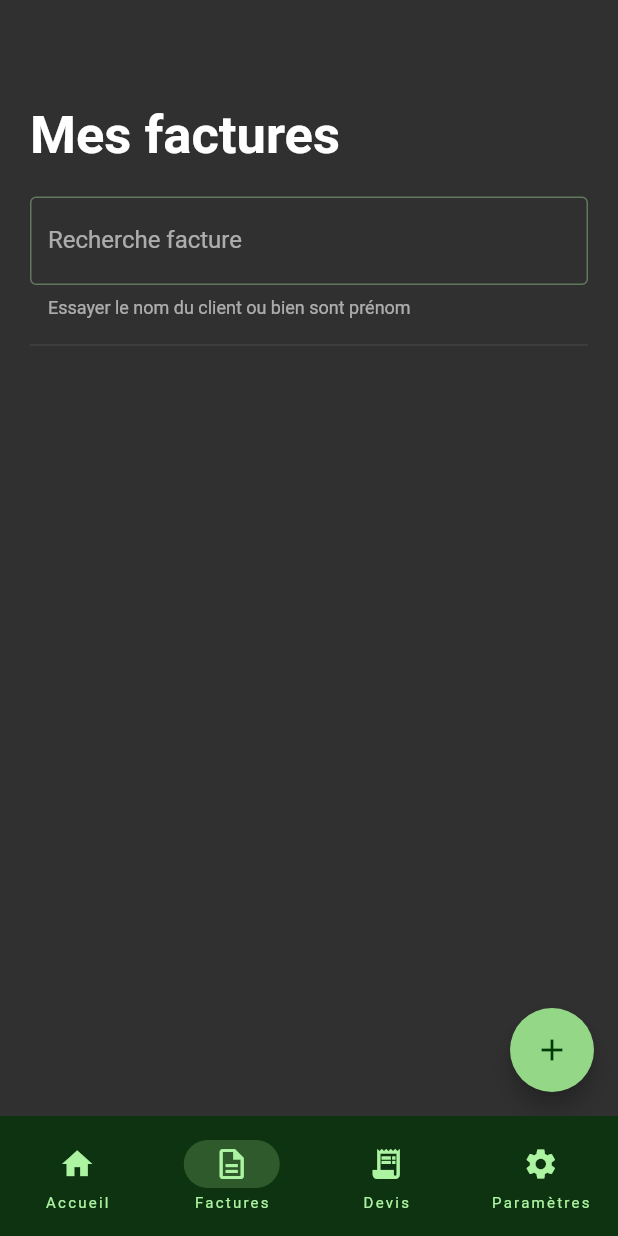
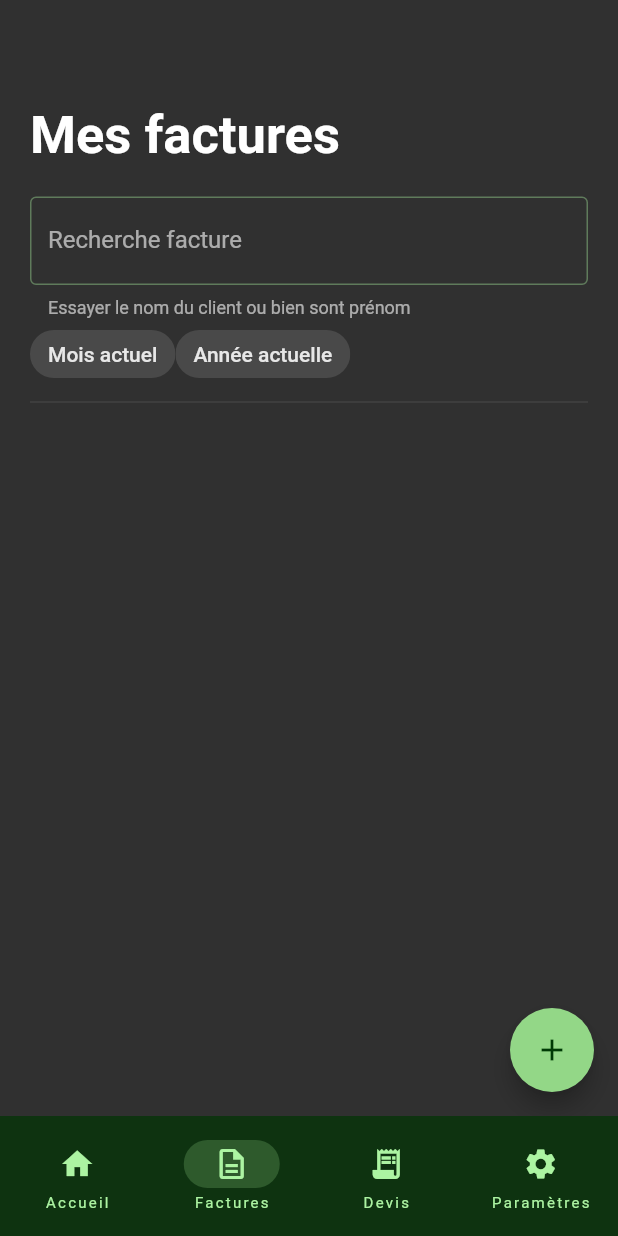
Before and after one commit to avariable2/bordero, a Flutter app: the screen it shows after launch, item 2 of the bottom bar chosen, on a phone screen of 412 x 824 dp. Run offline on Flutter 3.47's test engine with Material 2 defaults, Android fonts, the phone set to English and light mode, and no system bars; our stand-ins replace email_validator, open_file, pdf, share_plus, signature, sqflite; missing offline and left inert: pdf_viewer_plugin, sp_util; accounts and stored records are empty.

Commit message:
feat: Ajout de chip pour trier les factures

```diff
--- a/lib/dialog/creation_facture.dart
+++ b/lib/dialog/creation_facture.dart
@@ -290,6 +290,7 @@ class _FormulaireCreationFactureState extends State<FormulaireCreationFacture> w
     _getSpUtilsInitialisation();
 
     _controllerChampDate.text = AppPsyUtils.toDateString(_dateEmission);
+    _controllerChampNombreUH.text = "1";
   }
 
   @override
@@ -527,7 +528,7 @@ class _FormulaireCreationFactureState extends State<FormulaireCreationFacture> w
                       keyboardType: TextInputType.number,
                       decoration: const InputDecoration(
                           border: OutlineInputBorder(),
-                          labelText: 'Quantité de séance',
+                          labelText: 'Quantité',
                           icon: Icon(Icons.onetwothree_outlined)
                       ),
                       // The validator receives the text that the user has entered.
--- a/lib/page/page_factures.dart
+++ b/lib/page/page_factures.dart
@@ -1,6 +1,7 @@
 import 'package:app_psy/dialog/creation_facture.dart';
 import 'package:app_psy/utils/pdf_api.dart';
 import 'package:flutter/material.dart';
+import 'package:intl/intl.dart';
 import 'dart:io';
 
 import 'package:path/path.dart';
@@ -26,7 +27,9 @@ class ViewFactures extends StatefulWidget {
 
 class _ViewFacturesState extends State<ViewFactures> with WidgetsBindingObserver {
   late List<FileSystemEntity> fichiers;
+  late List<FileSystemEntity> fichiersTrier = [];
   bool isLoading = false;
+  String _selectionnerChips = "";
 
   @override
   void initState() {
@@ -41,15 +44,6 @@ class _ViewFacturesState extends State<ViewFactures> with WidgetsBindingObserver
     if (state == AppLifecycleState.resumed) {
       _getListFiles();
     }
-  }
-
-  Future<void> _getListFiles() async {
-    setState(() => isLoading = true);
-
-
-    fichiers = await PdfApi.getAllFilesInCache();
-
-    setState(() => isLoading = false);
   }
 
   @override
@@ -94,10 +88,9 @@ class _ViewFacturesState extends State<ViewFactures> with WidgetsBindingObserver
               ),
           ),
 
-          Row(
-            children: const [
-              Expanded(
-                child: TextField(
+
+          Flex(direction: Axis.vertical, children: const [
+            TextField(
               obscureText: true,
               decoration: InputDecoration(
                   border: OutlineInputBorder(),
@@ -105,16 +98,59 @@ class _ViewFacturesState extends State<ViewFactures> with WidgetsBindingObserver
                   helperText: 'Essayer le nom du client ou bien sont prénom'
               ),
             ),
+          ],),
+
+
+
+           Row(
+              children: [
+                  FilterChip(
+                    label: const Text("Mois actuel"),
+                    selected: _selectionnerChips == "Mois actuel",
+                    onSelected: (bool value) {
+                        setState(() {
+                          if(_selectionnerChips == "Mois actuel") {
+                            _selectionnerChips = "";
+                            fichiersTrier = [];
+                          } else {
+                            _selectionnerChips = "Mois actuel";
+                            fichiersTrier = _sort(true, false);
+                          }
+
+                        });
+                     },
+                  ),
+
+                  FilterChip(
+                    label: const Text("Année actuelle"),
+                    selected: _selectionnerChips == "Année actuelle",
+                    onSelected: (bool value) {
+                      setState(() {
+                        if(_selectionnerChips == "Année actuelle") {
+                          _selectionnerChips = "";
+                          fichiersTrier = [];
+                        } else {
+                          _selectionnerChips = "Année actuelle";
+                          fichiersTrier = _sort(false, true);
+                        }
+                      });
+                    },
                   ),
               ],
             ),
 
-          const SizedBox(
-            height: 10,
-          ),
-
           const Divider(),
 
+          if (fichiersTrier.isNotEmpty)
+            for (FileSystemEntity f in fichiersTrier)
+              Card(
+                child: ListTile(
+                  leading: const Icon(Icons.picture_as_pdf_outlined),
+                  title: Text(basename(f.path)),
+                  onTap: () => Navigator.of(this.context).push(MaterialPageRoute(builder: (context) => PreviewPdf(fichier: File(f.path),))).then((value) => _getListFiles()),
+                ),
+              )
+          else
             for (FileSystemEntity f in fichiers)
               Card(
                 child: ListTile(
@@ -125,4 +161,47 @@ class _ViewFacturesState extends State<ViewFactures> with WidgetsBindingObserver
               ),
         ]);
   }
+
+  Future<void> _getListFiles() async {
+    setState(() => isLoading = true);
+
+
+    fichiers = await PdfApi.getAllFilesInCache();
+
+    setState(() => isLoading = false);
   }
+
+  List<FileSystemEntity> _sort(bool mois, bool annee) {
+    List<FileSystemEntity> listFinal = [];
+    var now = DateTime.now();
+    var formatterMounth = DateFormat('MM');
+    var formatterYear = DateFormat('yyyy');
+    if (mois) {
+      String month = formatterMounth.format(now);
+      String year = formatterYear.format(now);
+
+      RegExp regex = RegExp("([$month]-[$year])");
+
+
+      for (FileSystemEntity f in fichiers) {
+        if (regex.firstMatch(f.path) != null) {
+          listFinal.add(f);
+        }
+      }
+    } else if (annee) {
+      String year = formatterYear.format(now);
+      RegExp regex = RegExp("([$year])");
+
+
+      for (FileSystemEntity f in fichiers) {
+        if (regex.firstMatch(f.path) != null) {
+          listFinal.add(f);
+        }
+      }
+    }
+
+
+    return listFinal;
+  }
+
+}
```
Lines whose indentation alone changed are shown as unchanged.
